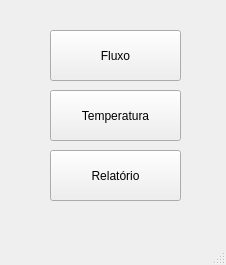
Above: Interface/Layouts/MenuInicial.ui from Rhaiderr/Sensor_Flow_Arduino before the change. Below: the same form after it.
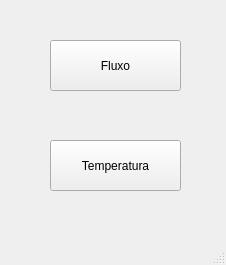
That is the form after the change.

Diff of the .ui file:
```diff
--- a/Interface/Layouts/MenuInicial.ui
+++ b/Interface/Layouts/MenuInicial.ui
@@ -18,7 +18,7 @@
     <property name="geometry">
      <rect>
       <x>50</x>
-      <y>90</y>
+      <y>140</y>
       <width>131</width>
       <height>51</height>
      </rect>
@@ -31,7 +31,7 @@
     <property name="geometry">
      <rect>
       <x>50</x>
-      <y>30</y>
+      <y>40</y>
       <width>131</width>
       <height>51</height>
      </rect>
@@ -40,19 +40,6 @@
      <string>Fluxo</string>
     </property>
    </widget>
-   <widget class="QPushButton" name="pushButton_3">
-    <property name="geometry">
-     <rect>
-      <x>50</x>
-      <y>150</y>
-      <width>131</width>
-      <height>51</height>
-     </rect>
-    </property>
-    <property name="text">
-     <string>Relatório</string>
-    </property>
-   </widget>
   </widget>
   <widget class="QMenuBar" name="menubar">
    <property name="geometry">
```
